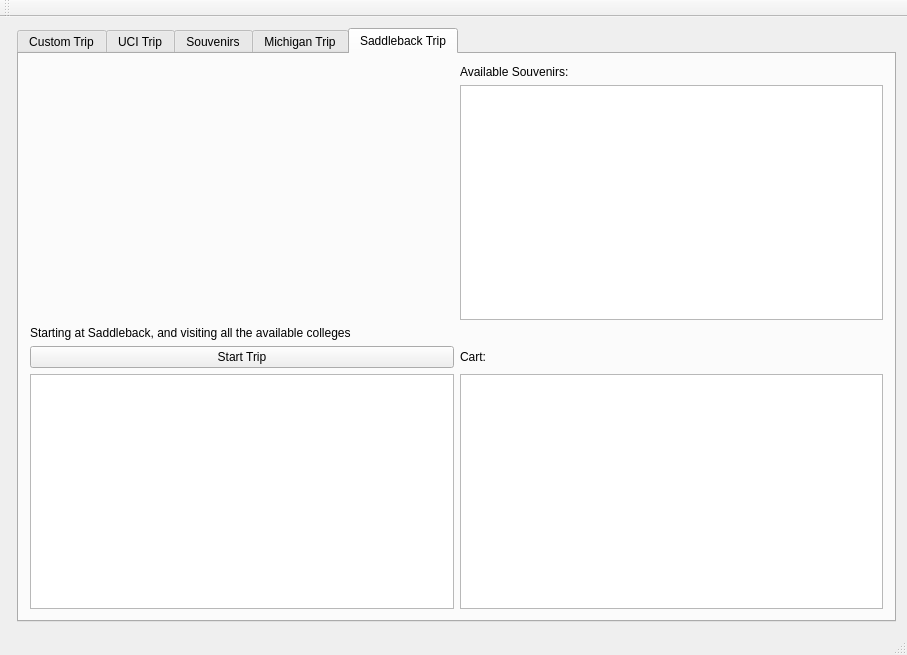
The window that CollegeTour/mainwindow.ui (25wes25/caramelDelights) describes before a commit, drawn with Qt 5.
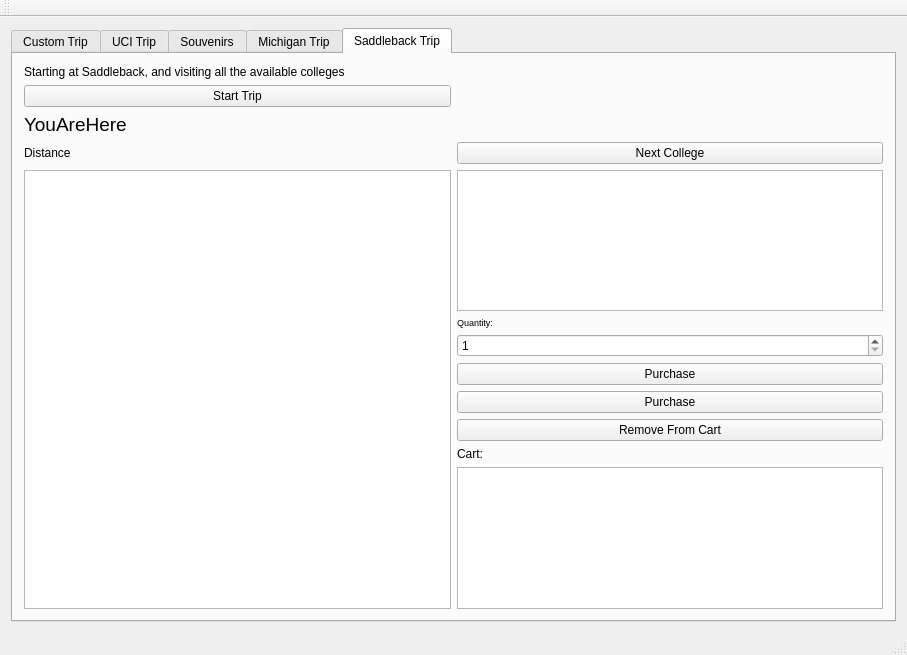
The same window after the commit. Icons and pictures are not drawn.

Diff of the .ui file:
```diff
--- a/CollegeTour/mainwindow.ui
+++ b/CollegeTour/mainwindow.ui
@@ -14,8 +14,8 @@
    <string>MainWindow</string>
   </property>
   <widget class="QWidget" name="centralWidget">
-   <layout class="QFormLayout" name="formLayout">
-    <item row="0" column="1">
+   <layout class="QGridLayout" name="gridLayout_4">
+    <item row="0" column="0">
      <widget class="QTabWidget" name="saddlebackTab">
       <property name="currentIndex">
        <number>4</number>
@@ -385,60 +385,100 @@
        <attribute name="title">
         <string>Saddleback Trip</string>
        </attribute>
-       <layout class="QGridLayout" name="gridLayout_4">
-        <item row="2" column="0">
+       <layout class="QGridLayout" name="gridLayout_5">
+        <item row="0" column="0">
          <widget class="QLabel" name="saddleLabel">
           <property name="text">
            <string>Starting at Saddleback, and visiting all the available colleges</string>
           </property>
          </widget>
         </item>
-        <item row="3" column="0">
+        <item row="1" column="0">
          <widget class="QPushButton" name="saddleStartButton">
           <property name="text">
            <string>Start Trip</string>
           </property>
          </widget>
         </item>
-        <item row="1" column="1">
+        <item row="2" column="0">
+         <widget class="QLabel" name="saddlebackLocationLabel">
+          <property name="font">
+           <font>
+            <pointsize>14</pointsize>
+           </font>
+          </property>
+          <property name="text">
+           <string>YouAreHere</string>
+          </property>
+         </widget>
+        </item>
+        <item row="3" column="0">
+         <widget class="QLabel" name="saddleDistanceLabel">
+          <property name="text">
+           <string>Distance</string>
+          </property>
+         </widget>
+        </item>
+        <item row="4" column="0" rowspan="8">
+         <widget class="QTableView" name="saddleCollegeTable"/>
+        </item>
+        <item row="4" column="1">
          <widget class="QTableView" name="saddleShopTable"/>
         </item>
-        <item row="4" column="0">
-         <widget class="QTableWidget" name="saddleCollegeTable"/>
+        <item row="5" column="1">
+         <widget class="QLabel" name="saddleQuantityLabel">
+          <property name="font">
+           <font>
+            <pointsize>7</pointsize>
+           </font>
+          </property>
+          <property name="text">
+           <string>Quantity:</string>
+          </property>
+         </widget>
         </item>
-        <item row="0" column="1">
-         <widget class="QLabel" name="label_2">
+        <item row="6" column="1">
+         <widget class="QSpinBox" name="saddleSouvQuantity">
+          <property name="minimum">
+           <number>1</number>
+          </property>
+         </widget>
+        </item>
+        <item row="7" column="1">
+         <widget class="QPushButton" name="saddlePurchase">
           <property name="text">
-           <string>Available Souvenirs:</string>
+           <string>Purchase</string>
           </property>
          </widget>
         </item>
-        <item row="3" column="1">
+        <item row="8" column="1">
+         <widget class="QPushButton" name="saddleNextPurchase">
+          <property name="text">
+           <string>Purchase</string>
+          </property>
+         </widget>
+        </item>
+        <item row="9" column="1">
+         <widget class="QPushButton" name="saddleRemoveCart">
+          <property name="text">
+           <string>Remove From Cart</string>
+          </property>
+         </widget>
+        </item>
+        <item row="10" column="1">
          <widget class="QLabel" name="label_4">
           <property name="text">
            <string>Cart:</string>
           </property>
          </widget>
         </item>
-        <item row="4" column="1">
+        <item row="11" column="1">
          <widget class="QTableView" name="saddleCartTable"/>
         </item>
-        <item row="1" column="0">
-         <widget class="QLabel" name="label_5">
-          <property name="sizePolicy">
-           <sizepolicy hsizetype="Preferred" vsizetype="Preferred">
-            <horstretch>0</horstretch>
-            <verstretch>0</verstretch>
-           </sizepolicy>
-          </property>
+        <item row="3" column="1">
+         <widget class="QPushButton" name="saddleNextCollege">
           <property name="text">
-           <string/>
-          </property>
-          <property name="pixmap">
-           <pixmap resource="resource.qrc">:/new/prefix1/pictures/Saddleback_President_Webby_t670.png</pixmap>
-          </property>
-          <property name="scaledContents">
-           <bool>false</bool>
+           <string>Next College</string>
           </property>
          </widget>
         </item>
```
